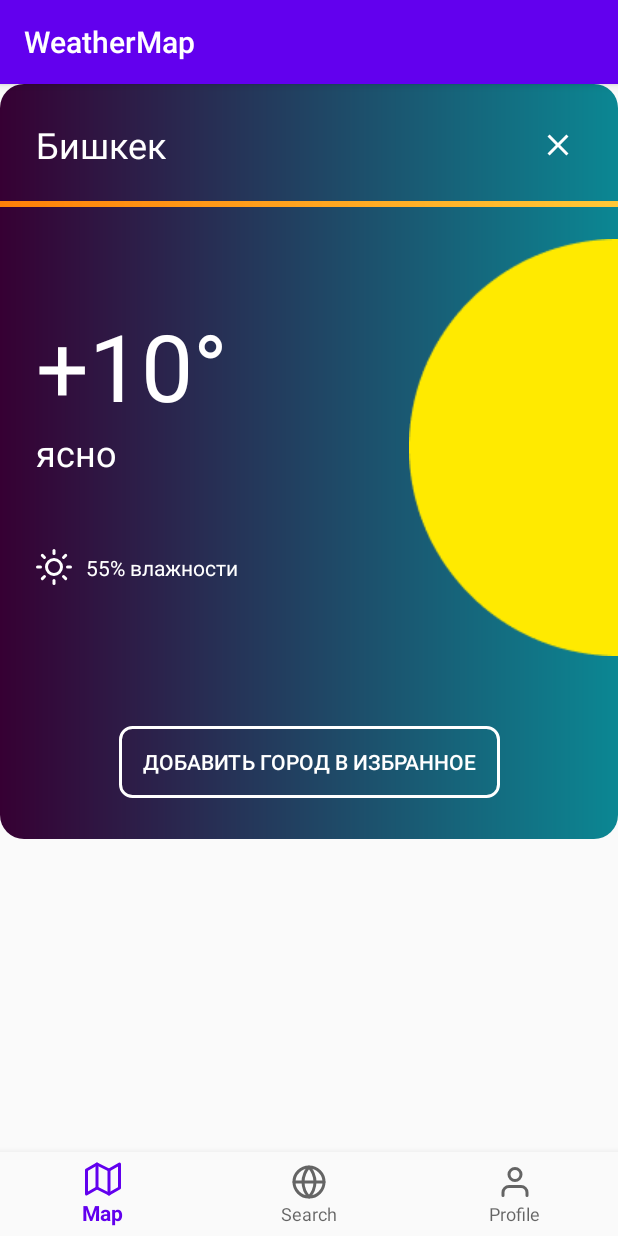
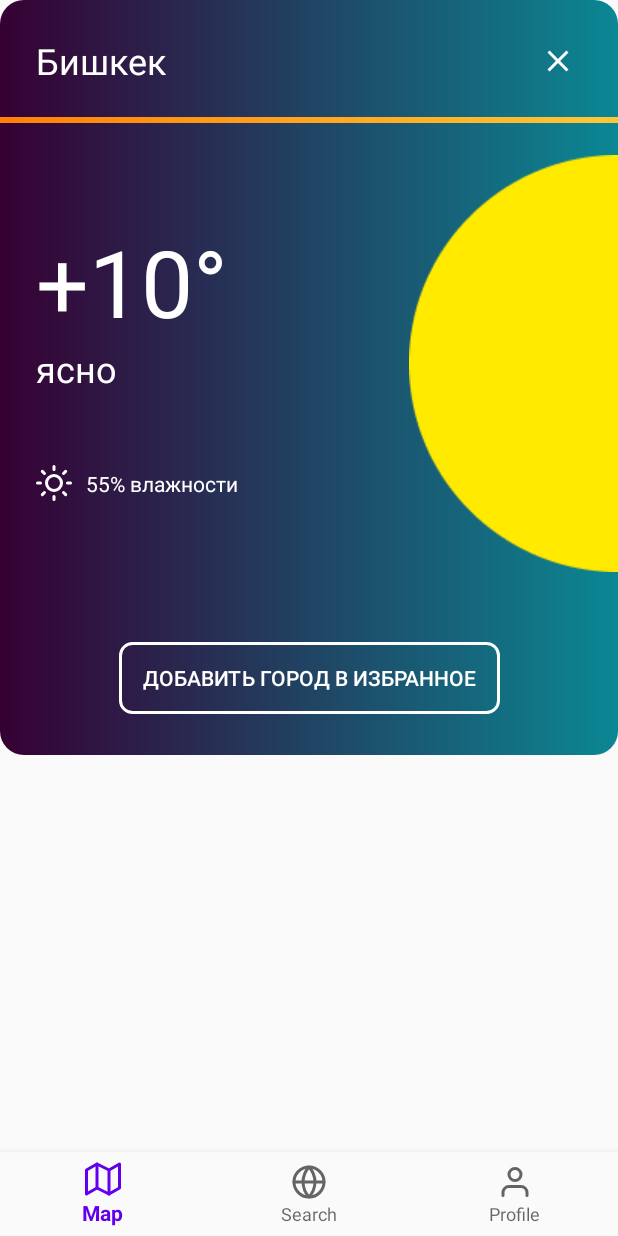
Before and after one commit to AdiLhan1/WeatherMap, an Android app: the fragment PopupWeatherFragment placed in its activity, on a phone screen of 412 x 824 dp. Run offline under Robolectric (Android 15) with nearby library versions, the phone set to English and light mode, and no system bars.

Commit message:
- Сделал закрытие popup Weather Fragment - Убрал toolbar и title - Изменил цвет status bar

```diff
--- a/app/src/main/res/layout/activity_main.xml
+++ b/app/src/main/res/layout/activity_main.xml
@@ -28,8 +28,8 @@
     <FrameLayout
         android:id="@+id/weather_container"
         android:layout_width="332dp"
-        android:layout_height="485dp"
-        android:layout_marginTop="10dp"
+        android:layout_height="wrap_content"
+        android:layout_marginTop="30dp"
         android:layout_marginBottom="@dimen/medium"
         app:layout_constraintEnd_toEndOf="parent"
         app:layout_constraintStart_toStartOf="parent"
--- a/app/src/main/res/values/colors.xml
+++ b/app/src/main/res/values/colors.xml
@@ -1,7 +1,7 @@
 <?xml version="1.0" encoding="utf-8"?>
 <resources>
     <color name="colorPrimary">#6200EE</color>
-    <color name="colorPrimaryDark">#3700B3</color>
+    <color name="colorPrimaryDark">#fff</color>
     <color name="colorAccent">#03DAC5</color>
     <color name="grad_сolor_1">#360033</color>
     <color name="grad_сolor_2">#0B8793 </color>
--- a/app/src/main/res/values/styles.xml
+++ b/app/src/main/res/values/styles.xml
@@ -6,6 +6,8 @@
         <item name="colorPrimary">@color/colorPrimary</item>
         <item name="colorPrimaryDark">@color/colorPrimaryDark</item>
         <item name="colorAccent">@color/colorAccent</item>
+        <item name="windowActionBar">false</item>
+        <item name="windowNoTitle">true</item>
     </style>
 
 </resources>
```
Also changed, not shown: app/src/main/java/com/example/weathermap/ui/PopupWeatherFragment.kt (+10 -18 lines).
